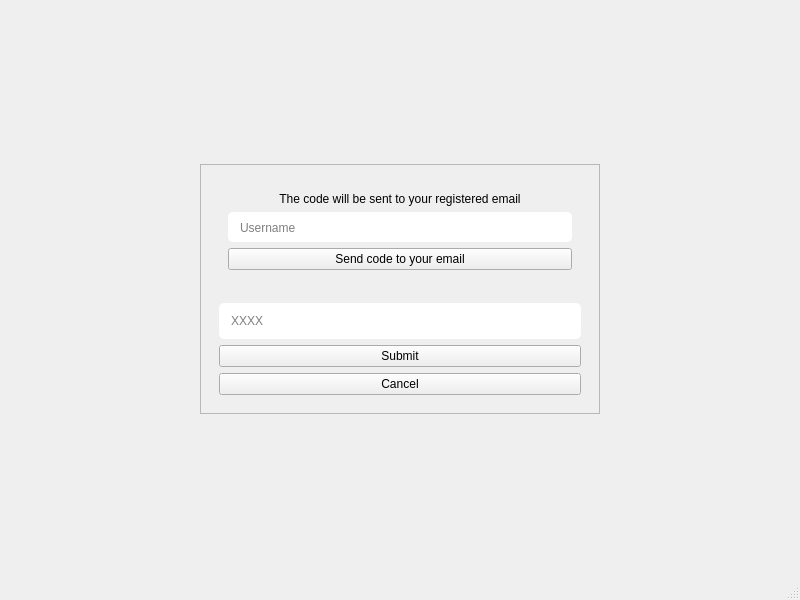
Above: forgotPasswordVerificationCode.ui from Prakash5209/typing_tutor before the change. Below: the same form after it.
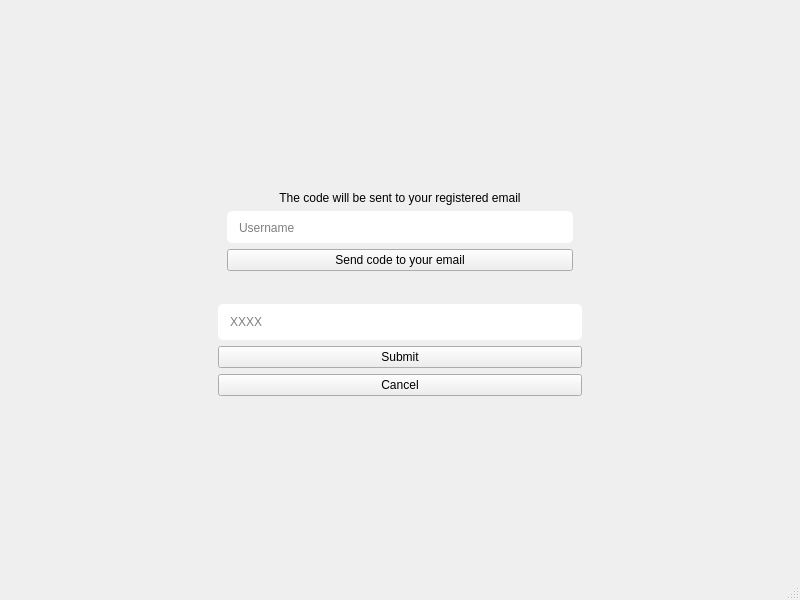
That is the form after the change.

```diff
--- a/forgotPasswordVerificationCode.ui
+++ b/forgotPasswordVerificationCode.ui
@@ -56,10 +56,10 @@
        </size>
       </property>
       <property name="frameShape">
-       <enum>QFrame::StyledPanel</enum>
+       <enum>QFrame::NoFrame</enum>
       </property>
       <property name="frameShadow">
-       <enum>QFrame::Raised</enum>
+       <enum>QFrame::Plain</enum>
       </property>
       <layout class="QVBoxLayout" name="verticalLayout_3">
        <item>
```
Left out of the diff: 4 changed lines with no effect on the pictures.
